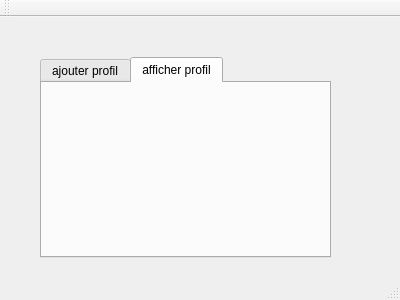
First picture: the form in mainwindow.ui, repository Ahmedturki7777/Smart_Municipality2A4, before the edit.
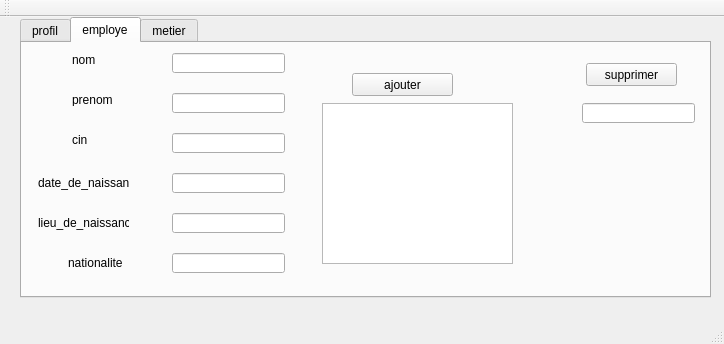
Second picture: the form after the edit. The open tabs and pages were chosen to show the change.

What changed in the file:
```diff
--- a/mainwindow.ui
+++ b/mainwindow.ui
@@ -6,8 +6,8 @@
    <rect>
     <x>0</x>
     <y>0</y>
-    <width>400</width>
-    <height>300</height>
+    <width>724</width>
+    <height>344</height>
    </rect>
   </property>
   <property name="windowTitle">
@@ -17,10 +17,10 @@
    <widget class="QTabWidget" name="tabWidget">
     <property name="geometry">
      <rect>
-      <x>40</x>
-      <y>40</y>
-      <width>291</width>
-      <height>201</height>
+      <x>20</x>
+      <y>0</y>
+      <width>691</width>
+      <height>281</height>
      </rect>
     </property>
     <property name="currentIndex">
@@ -28,7 +28,7 @@
     </property>
     <widget class="QWidget" name="tab">
      <attribute name="title">
-      <string>ajouter profil</string>
+      <string>profil</string>
      </attribute>
      <widget class="QLabel" name="label_3">
       <property name="geometry">
@@ -92,8 +92,312 @@
     </widget>
     <widget class="QWidget" name="tab_2">
      <attribute name="title">
-      <string>afficher profil</string>
+      <string>employe</string>
      </attribute>
+     <widget class="QLineEdit" name="lineEdit_nom">
+      <property name="geometry">
+       <rect>
+        <x>150</x>
+        <y>10</y>
+        <width>113</width>
+        <height>20</height>
+       </rect>
+      </property>
+     </widget>
+     <widget class="QLineEdit" name="lineEdit_prenom">
+      <property name="geometry">
+       <rect>
+        <x>150</x>
+        <y>50</y>
+        <width>113</width>
+        <height>20</height>
+       </rect>
+      </property>
+     </widget>
+     <widget class="QLineEdit" name="lineEdit_cin">
+      <property name="geometry">
+       <rect>
+        <x>150</x>
+        <y>90</y>
+        <width>113</width>
+        <height>20</height>
+       </rect>
+      </property>
+     </widget>
+     <widget class="QLineEdit" name="lineEdit_dn">
+      <property name="geometry">
+       <rect>
+        <x>150</x>
+        <y>130</y>
+        <width>113</width>
+        <height>20</height>
+       </rect>
+      </property>
+     </widget>
+     <widget class="QLineEdit" name="lineEdit_ln">
+      <property name="geometry">
+       <rect>
+        <x>150</x>
+        <y>170</y>
+        <width>113</width>
+        <height>20</height>
+       </rect>
+      </property>
+     </widget>
+     <widget class="QLineEdit" name="lineEdit_nationalite">
+      <property name="geometry">
+       <rect>
+        <x>150</x>
+        <y>210</y>
+        <width>113</width>
+        <height>20</height>
+       </rect>
+      </property>
+     </widget>
+     <widget class="QLabel" name="label">
+      <property name="geometry">
+       <rect>
+        <x>50</x>
+        <y>10</y>
+        <width>47</width>
+        <height>13</height>
+       </rect>
+      </property>
+      <property name="text">
+       <string>nom</string>
+      </property>
+     </widget>
+     <widget class="QLabel" name="label_2">
+      <property name="geometry">
+       <rect>
+        <x>50</x>
+        <y>50</y>
+        <width>47</width>
+        <height>13</height>
+       </rect>
+      </property>
+      <property name="text">
+       <string>prenom</string>
+      </property>
+     </widget>
+     <widget class="QLabel" name="label_5">
+      <property name="geometry">
+       <rect>
+        <x>50</x>
+        <y>90</y>
+        <width>47</width>
+        <height>13</height>
+       </rect>
+      </property>
+      <property name="text">
+       <string>cin</string>
+      </property>
+     </widget>
+     <widget class="QLabel" name="label_6">
+      <property name="geometry">
+       <rect>
+        <x>16</x>
+        <y>130</y>
+        <width>91</width>
+        <height>20</height>
+       </rect>
+      </property>
+      <property name="text">
+       <string>date_de_naissance</string>
+      </property>
+     </widget>
+     <widget class="QLabel" name="label_7">
+      <property name="geometry">
+       <rect>
+        <x>16</x>
+        <y>170</y>
+        <width>91</width>
+        <height>20</height>
+       </rect>
+      </property>
+      <property name="text">
+       <string>lieu_de_naissance</string>
+      </property>
+     </widget>
+     <widget class="QLabel" name="label_8">
+      <property name="geometry">
+       <rect>
+        <x>46</x>
+        <y>210</y>
+        <width>61</width>
+        <height>20</height>
+       </rect>
+      </property>
+      <property name="text">
+       <string>nationalite</string>
+      </property>
+     </widget>
+     <widget class="QPushButton" name="pushButton_2">
+      <property name="geometry">
+       <rect>
+        <x>330</x>
+        <y>30</y>
+        <width>101</width>
+        <height>23</height>
+       </rect>
+      </property>
+      <property name="text">
+       <string>ajouter</string>
+      </property>
+     </widget>
+     <widget class="QTableView" name="tableView">
+      <property name="geometry">
+       <rect>
+        <x>300</x>
+        <y>60</y>
+        <width>191</width>
+        <height>161</height>
+       </rect>
+      </property>
+     </widget>
+     <widget class="QLineEdit" name="lineEdit_supprimere">
+      <property name="geometry">
+       <rect>
+        <x>560</x>
+        <y>60</y>
+        <width>113</width>
+        <height>20</height>
+       </rect>
+      </property>
+     </widget>
+     <widget class="QPushButton" name="pushButton_4">
+      <property name="geometry">
+       <rect>
+        <x>564</x>
+        <y>20</y>
+        <width>91</width>
+        <height>23</height>
+       </rect>
+      </property>
+      <property name="text">
+       <string>supprimer</string>
+      </property>
+     </widget>
+    </widget>
+    <widget class="QWidget" name="tab_3">
+     <attribute name="title">
+      <string>metier</string>
+     </attribute>
+     <widget class="QLabel" name="label_9">
+      <property name="geometry">
+       <rect>
+        <x>30</x>
+        <y>30</y>
+        <width>47</width>
+        <height>13</height>
+       </rect>
+      </property>
+      <property name="text">
+       <string>nom</string>
+      </property>
+     </widget>
+     <widget class="QLabel" name="label_10">
+      <property name="geometry">
+       <rect>
+        <x>30</x>
+        <y>70</y>
+        <width>47</width>
+        <height>13</height>
+       </rect>
+      </property>
+      <property name="text">
+       <string>prenom</string>
+      </property>
+     </widget>
+     <widget class="QLabel" name="label_11">
+      <property name="geometry">
+       <rect>
+        <x>6</x>
+        <y>110</y>
+        <width>71</width>
+        <height>20</height>
+       </rect>
+      </property>
+      <property name="text">
+       <string>departement</string>
+      </property>
+     </widget>
+     <widget class="QLabel" name="label_12">
+      <property name="geometry">
+       <rect>
+        <x>30</x>
+        <y>150</y>
+        <width>47</width>
+        <height>13</height>
+       </rect>
+      </property>
+      <property name="text">
+       <string>salaire</string>
+      </property>
+     </widget>
+     <widget class="QLineEdit" name="lineEdit_n">
+      <property name="geometry">
+       <rect>
+        <x>100</x>
+        <y>30</y>
+        <width>113</width>
+        <height>20</height>
+       </rect>
+      </property>
+     </widget>
+     <widget class="QLineEdit" name="lineEdit_p">
+      <property name="geometry">
+       <rect>
+        <x>100</x>
+        <y>70</y>
+        <width>113</width>
+        <height>20</height>
+       </rect>
+      </property>
+     </widget>
+     <widget class="QLineEdit" name="lineEdit_d">
+      <property name="geometry">
+       <rect>
+        <x>100</x>
+        <y>110</y>
+        <width>113</width>
+        <height>20</height>
+       </rect>
+      </property>
+     </widget>
+     <widget class="QLineEdit" name="lineEdit_s">
+      <property name="geometry">
+       <rect>
+        <x>100</x>
+        <y>150</y>
+        <width>113</width>
+        <height>20</height>
+       </rect>
+      </property>
+     </widget>
+     <widget class="QTextEdit" name="textEdit">
+      <property name="geometry">
+       <rect>
+        <x>283</x>
+        <y>20</y>
+        <width>171</width>
+        <height>151</height>
+       </rect>
+      </property>
+     </widget>
+     <widget class="QPushButton" name="pushButton_5">
+      <property name="geometry">
+       <rect>
+        <x>280</x>
+        <y>190</y>
+        <width>151</width>
+        <height>23</height>
+       </rect>
+      </property>
+      <property name="text">
+       <string>générer un reçu</string>
+      </property>
+     </widget>
     </widget>
    </widget>
   </widget>
```
Left out of the diff: 41 changed lines with no effect on the pictures.
